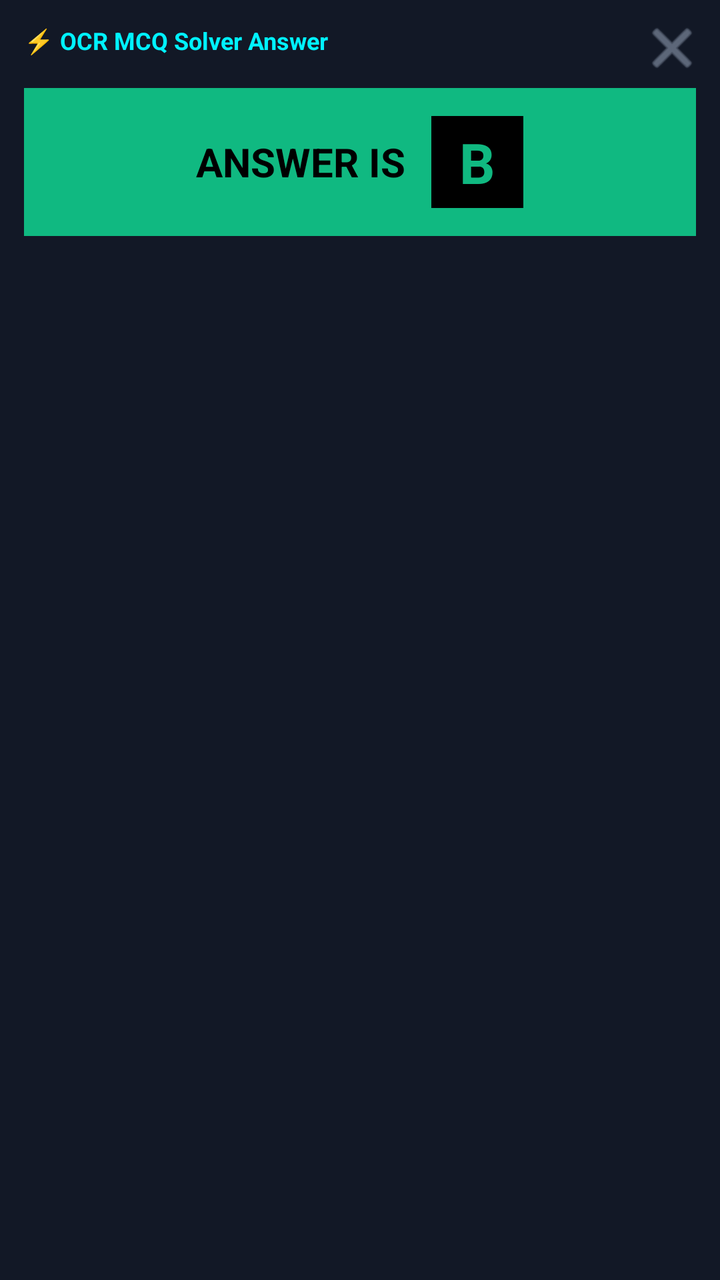
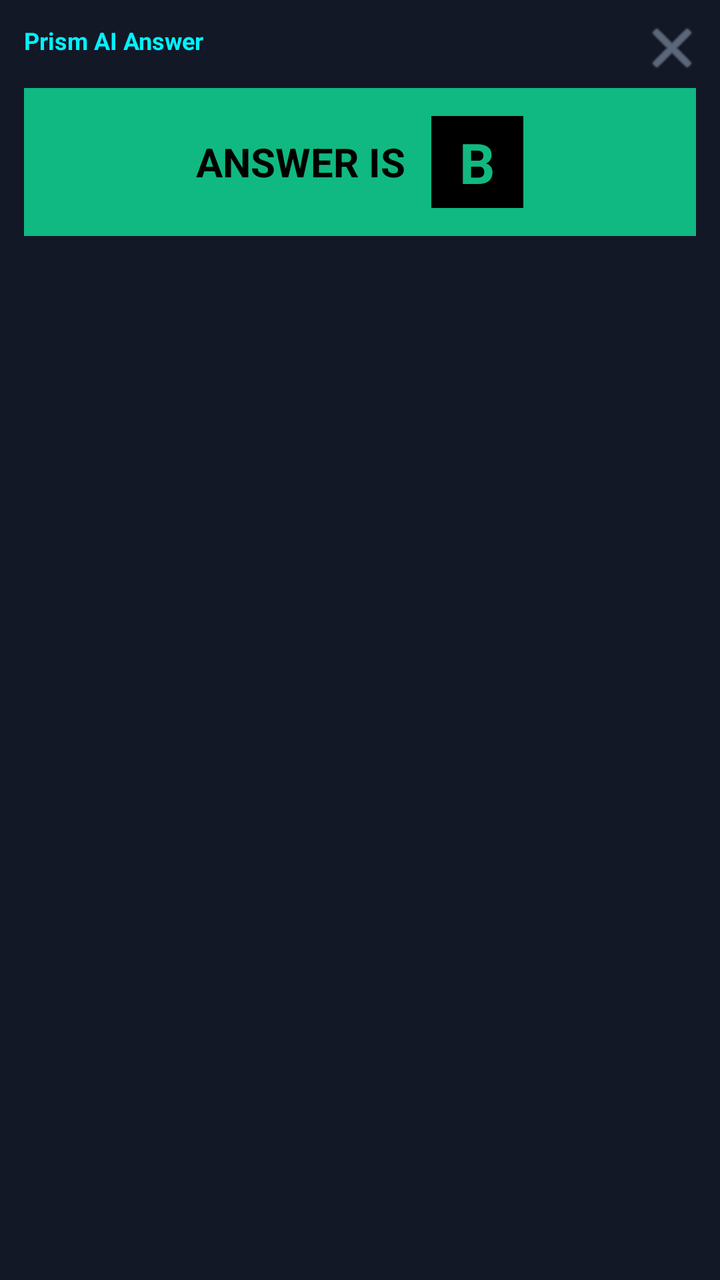

Two renders of the same Android screen: before a commit and after it. Below are the layout's source before the change and the commit's diff.
<!-- AndroidManifest.xml: application theme Theme.OmniSolveOverlay -->
<!-- res/layout/layout_answer_overlay.xml -->
<?xml version="1.0" encoding="utf-8"?>
<LinearLayout xmlns:android="http://schemas.android.com/apk/res/android"
    android:layout_width="match_parent"
    android:layout_height="wrap_content"
    android:background="#121826"
    android:orientation="vertical"
    android:padding="12dp"
    android:elevation="16dp">

    
    <RelativeLayout
        android:layout_width="match_parent"
        android:layout_height="wrap_content">

        <TextView
            android:layout_width="wrap_content"
            android:layout_height="wrap_content"
            android:text="⚡ OCR MCQ Solver Answer"
            android:textColor="#00F2FE"
            android:textSize="12sp"
            android:textStyle="bold" />

        <ImageButton
            android:id="@+id/btn_close_card"
            android:layout_width="24dp"
            android:layout_height="24dp"
            android:layout_alignParentEnd="true"
            android:background="?attr/selectableItemBackgroundBorderless"
            android:src="@android:drawable/ic_menu_close_clear_cancel"
            android:tint="#8E9BB0" />
    </RelativeLayout>

    
    <ProgressBar
        android:id="@+id/progress_bar"
        android:layout_width="32dp"
        android:layout_height="32dp"
        android:layout_gravity="center"
        android:layout_margin="12dp"
        android:visibility="gone" />

    
    <LinearLayout
        android:id="@+id/content_container"
        android:layout_width="match_parent"
        android:layout_height="wrap_content"
        android:layout_marginTop="8dp"
        android:background="#10B981"
        android:gravity="center"
        android:orientation="horizontal"
        android:padding="14dp">

        <TextView
            android:layout_width="wrap_content"
            android:layout_height="wrap_content"
            android:text="ANSWER IS "
            android:textColor="#000000"
            android:textSize="20sp"
            android:textStyle="bold" />

        <TextView
            android:id="@+id/tv_choice_letter"
            android:layout_width="46dp"
            android:layout_height="46dp"
            android:layout_marginStart="8dp"
            android:background="#000000"
            android:gravity="center"
            android:text="B"
            android:textColor="#10B981"
            android:textSize="28sp"
            android:textStyle="bold" />

    </LinearLayout>
</LinearLayout>
<!-- resources referenced by this layout -->
<resources>
  <style name="Theme.OmniSolveOverlay" parent="Theme.MaterialComponents.Light.NoActionBar">
          <item name="colorPrimary">#0284C7</item>
          <item name="colorPrimaryDark">#F4F8FD</item>
          <item name="colorSecondary">#059669</item>
          <item name="colorAccent">#0284C7</item>
          <item name="android:statusBarColor">@android:color/transparent</item>
          <item name="android:navigationBarColor">@android:color/transparent</item>
          <item name="android:windowBackground">@color/light_bg_canvas</item>
          <item name="android:windowDrawsSystemBarBackgrounds">true</item>
          <item name="android:windowLightStatusBar">true</item>
          <item name="android:windowLightNavigationBar">true</item>
          <item name="android:forceDarkAllowed">false</item>
      </style>
  <color name="light_bg_canvas">#F0F4FA</color>
</resources>

<!-- the commit's change to res/layout/layout_answer_overlay.xml (unified diff, before → after) -->
@@ -15,7 +15,7 @@
         <TextView
             android:layout_width="wrap_content"
             android:layout_height="wrap_content"
-            android:text="⚡ OCR MCQ Solver Answer"
+            android:text="Prism AI Answer"
             android:textColor="#00F2FE"
             android:textSize="12sp"
             android:textStyle="bold" />
